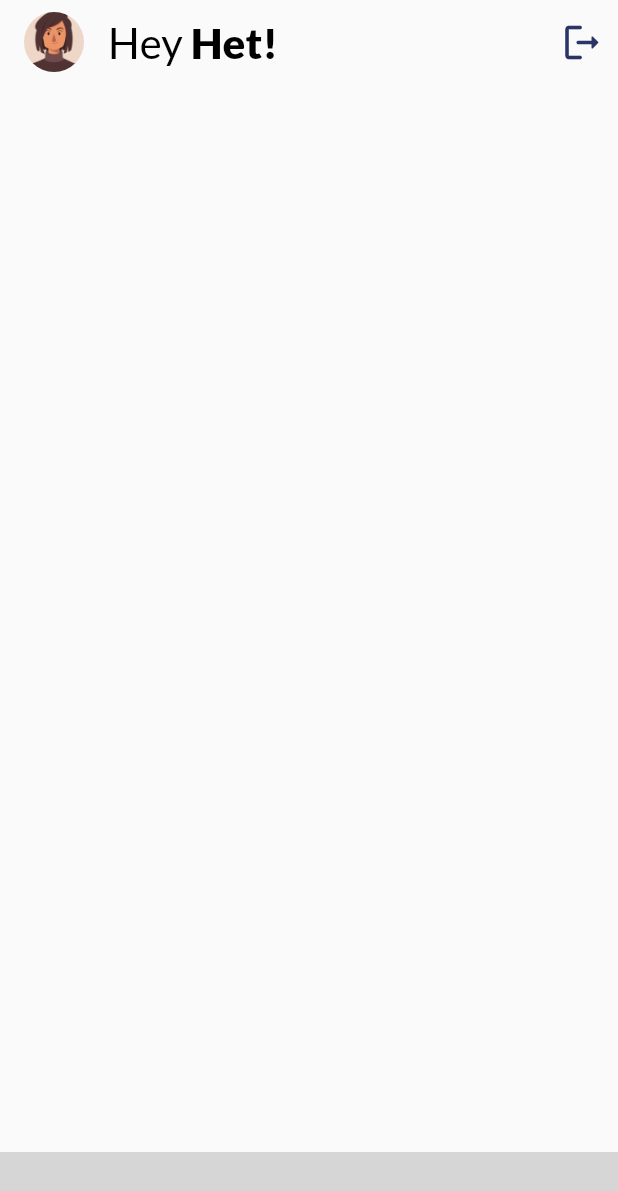
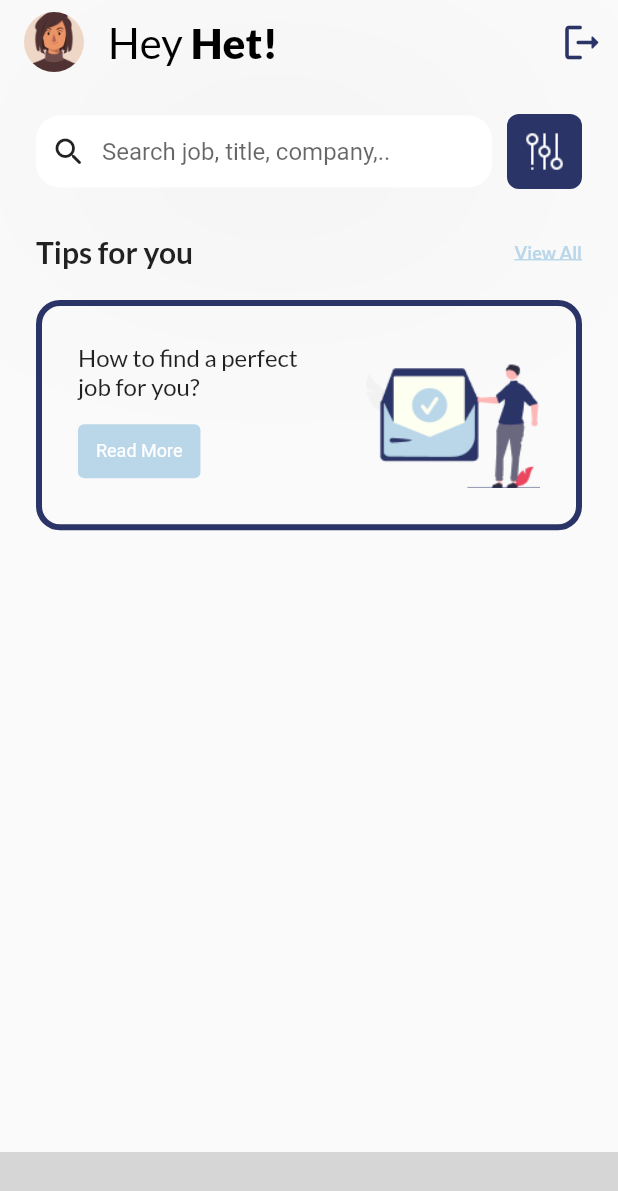
Before and after one commit to hetnakhua/Hirecruit, a Flutter app: the HomeScreen screen opened directly, on a phone screen of 412 x 824 dp. Shown: the top 1191 px of the screen. Run offline on Flutter 3.47's test engine with Material 2 defaults, Android fonts, the phone set to English and light mode, and no system bars; our stand-ins replace firebase_auth, firebase_core, google_fonts, smooth_page_indicator; missing offline and left inert: custom_line_indicator_bottom_navbar; accounts and stored records are empty; grey boxes are pictures that could not be loaded.

Commit message:
home page kiya

```diff
--- a/lib/ui/screens/home.dart
+++ b/lib/ui/screens/home.dart
@@ -13,9 +13,12 @@ class HomeScreen extends StatefulWidget {
 }
 
 class _HomeScreenState extends State<HomeScreen> {
+  TextEditingController _searchText = new TextEditingController();
+
   @override
   Widget build(BuildContext context) {
     return Scaffold(
+      // backgroundColor: Colors.grey,
       appBar: AppBar(
         backgroundColor: Colors.transparent,
         elevation: 0,
@@ -34,8 +37,10 @@ class _HomeScreenState extends State<HomeScreen> {
                   fontSize: 28,
                   fontWeight: FontWeight.w900,
                   color: Colors.black,
-                    )),
-              ]),
+                ),
+              ),
+            ],
+          ),
         ),
         leading: Padding(
           padding: const EdgeInsets.fromLTRB(16, 0, 0, 0),
@@ -45,8 +50,7 @@ class _HomeScreenState extends State<HomeScreen> {
                   image: AssetImage('assets/images/profile avatar.png'),
                   fit: BoxFit.cover,
                 ),
-              shape: BoxShape.circle
-            ),
+                shape: BoxShape.circle),
           ),
         ),
         actions: [
@@ -66,15 +70,143 @@ class _HomeScreenState extends State<HomeScreen> {
           ),
         ],
       ),
-      body: Column(
+      body: Padding(
+        padding: const EdgeInsets.symmetric(horizontal: 24.0),
+        child: Column(
+          crossAxisAlignment: CrossAxisAlignment.start,
           children: [
+            SizedBox(height: 20),
             // search bar + filter
+            Row(
+              children: [
+                Expanded(
+                  flex: 3,
+                  child: Container(
+                    decoration: BoxDecoration(
+                      color: white,
+                      // border: Border.all(color: Colors.black),
+                      boxShadow: [
+                        BoxShadow(
+                          color: Colors.grey.withOpacity(0.2),
+                          blurRadius: 200,
+                          spreadRadius: 2,
+                          offset: Offset(8, 4),
+                        ),
+                      ],
+                      borderRadius: BorderRadius.circular(16),
+                    ),
+                    child: Row(
+                      children: [
+                        Padding(
+                          padding: const EdgeInsets.symmetric(horizontal: 10.0),
+                          child: Icon(Icons.search_rounded),
+                        ),
+                        Expanded(
+                          child: TextField(
+                            decoration: InputDecoration(
+                                border: InputBorder.none,
+                                hintText: 'Search job, title, company,..'),
+                          ),
+                        ),
+                      ],
+                    ),
+                  ),
+                ),
+                SizedBox(width: 10),
+                Container(
+                  height: 50,
+                  width: 50,
+                  decoration: BoxDecoration(
+                    color: darkBlue,
+                    borderRadius: BorderRadius.circular(8),
+                  ),
+                  child: Padding(
+                    padding: const EdgeInsets.all(12.0),
+                    child: Image.asset('assets/images/filter-icon-white.png'),
+                  ),
+                ),
+              ],
+            ),
+
+            SizedBox(height: 30),
+
+            // tips heading
+            Row(
+              mainAxisAlignment: MainAxisAlignment.spaceBetween,
+              children: [
+                Text(
+                  'Tips for you',
+                  style: GoogleFonts.lato(
+                    fontSize: 20,
+                    fontWeight: FontWeight.bold,
+                  ),
+                ),
+                Text(
+                  'View All',
+                  style: GoogleFonts.lato(
+                    fontSize: 12,
+                    fontWeight: FontWeight.bold,
+                    color: lightBlue,
+                    decoration: TextDecoration.underline,
+                  ),
+                ),
+              ],
+            ),
+
+            SizedBox(height: 20),
 
             // tips card
+            Container(
+              width: MediaQuery.of(context).size.width,
+              decoration: BoxDecoration(
+                border: Border.all(
+                  color: darkBlue,
+                  width: 4,
+                ),
+                borderRadius: BorderRadius.circular(16),
+              ),
+              child: Padding(
+                padding: const EdgeInsets.all(24.0),
+                child: Row(
+                  mainAxisAlignment: MainAxisAlignment.spaceBetween,
+                  children: [
+                    SizedBox(
+                      width: MediaQuery.of(context).size.width / 2 - 48,
+                      child: Column(
+                        crossAxisAlignment: CrossAxisAlignment.start,
+                        children: [
+                          Text(
+                            'How to find a perfect job for you?',
+                            style: GoogleFonts.lato(
+                                fontSize: 16, fontWeight: FontWeight.w500),
+                          ),
+                          SizedBox(height: 10),
+                          TextButton(
+                            style: TextButton.styleFrom(
+                              foregroundColor: white,
+                              backgroundColor: lightBlue,
+                              padding: const EdgeInsets.symmetric(horizontal: 12.0, vertical: 4.0),
+                              textStyle: const TextStyle(fontSize: 12),
+                            ),
+                            onPressed: () {},
+                            child: const Text('Read More'),
+                          ),
+                        ],
+                      ),
+                    ),
+                    // SizedBox(width: 16),
+                    Image.asset(
+                      'assets/images/tips.png',
+                      scale: 1.2,
+                    ),
+                  ],
+                ),
+              ),
+            ),
 
             // recommended job card
-
           ],
+        ),
       ),
       bottomNavigationBar: BottomNavBar(),
     );
--- a/pubspec.yaml
+++ b/pubspec.yaml
@@ -41,7 +41,10 @@ dependencies:
 
   # navbar
   custom_line_indicator_bottom_navbar: ^0.0.8
+
+  # onboarding
   smooth_page_indicator: ^1.0.1
+
 
 dev_dependencies:
   flutter_test:
```
Also changed, not shown: assets/images/filter-icon-white.png (added), assets/images/tips.png (added). Lines whose indentation alone changed are shown as unchanged.
